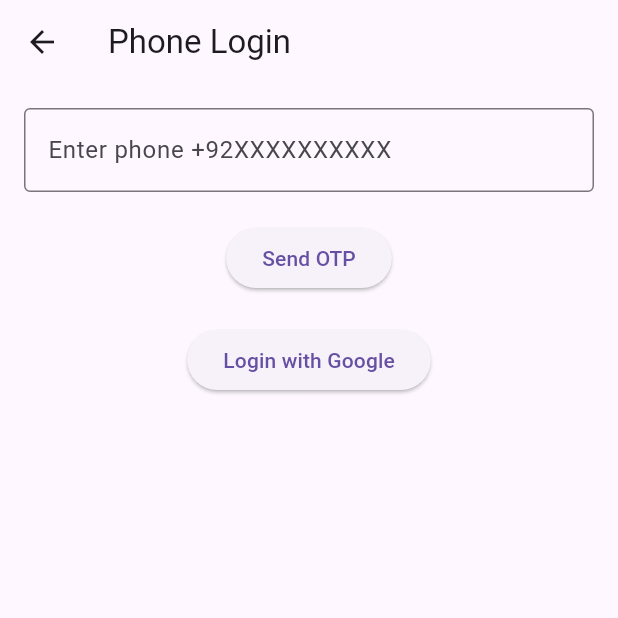
After one commit to muhammadpatni/local_service, a Flutter app: the screen it shows after launch, after a tap on "Login with Phone", on a phone screen of 412 x 824 dp, the top half of it. The commit adds this screen. Run offline on Flutter 3.47's test engine with Material 3 defaults, Android fonts, the phone set to English and light mode, and no system bars; our stand-ins replace firebase_auth, firebase_core, google_sign_in; accounts and stored records are empty; network calls fail.

Commit message:
login setup

```diff
--- /dev/null
+++ b/lib/app.dart
@@ -0,0 +1,27 @@
+import 'package:flutter/material.dart';
+import 'package:local_service/data/viewmodels/auth_viewmodel.dart';
+import 'package:local_service/views/auth/login_screen.dart';
+import 'package:provider/provider.dart';
+
+import 'data/repositories/auth_repository.dart';
+import 'core/services/firebase_auth_service.dart';
+import 'core/services/google_auth_service.dart';
+
+class MyApp extends StatelessWidget {
+  @override
+  Widget build(BuildContext context) {
+    return MultiProvider(
+      providers: [
+        ChangeNotifierProvider(
+          create: (_) => AuthViewModel(
+            AuthRepository(FirebaseAuthService(), GoogleAuthService()),
+          ),
+        ),
+      ],
+      child: MaterialApp(
+        debugShowCheckedModeBanner: false,
+        home: LoginScreen(),
+      ),
+    );
+  }
+}
--- /dev/null
+++ b/lib/core/constants/app_strings.dart
@@ -0,0 +1,5 @@
+class AppStrings {
+  static const login = "Login";
+  static const phoneLogin = "Login with Phone";
+  static const googleLogin = "Login with Google";
+}
--- /dev/null
+++ b/lib/core/services/firebase_auth_service.dart
@@ -0,0 +1,34 @@
+import 'package:firebase_auth/firebase_auth.dart';
+
+class FirebaseAuthService {
+  final FirebaseAuth _auth = FirebaseAuth.instance;
+
+  String? verificationId;
+
+  Future<void> sendOTP(String phone) async {
+    await _auth.verifyPhoneNumber(
+      phoneNumber: phone,
+      verificationCompleted: (cred) async {
+        await _auth.signInWithCredential(cred);
+      },
+      verificationFailed: (e) {
+        throw Exception(e.message);
+      },
+      codeSent: (verificationId, resendToken) {
+        this.verificationId = verificationId;
+      },
+      codeAutoRetrievalTimeout: (verificationId) {
+        this.verificationId = verificationId;
+      },
+    );
+  }
+
+  Future<UserCredential> verifyOTP(String smsCode) async {
+    PhoneAuthCredential credential = PhoneAuthProvider.credential(
+      verificationId: verificationId!,
+      smsCode: smsCode,
+    );
+
+    return await _auth.signInWithCredential(credential);
+  }
+}
--- /dev/null
+++ b/lib/data/models/user_model.dart
@@ -0,0 +1,21 @@
+class UserModel {
+  String uid;
+  String? name;
+  String? email;
+  String? phone;
+
+  UserModel({required this.uid, this.name, this.email, this.phone});
+
+  Map<String, dynamic> toMap() {
+    return {"uid": uid, "name": name, "email": email, "phone": phone};
+  }
+
+  factory UserModel.fromMap(Map<String, dynamic> map) {
+    return UserModel(
+      uid: map['uid'],
+      name: map['name'],
+      email: map['email'],
+      phone: map['phone'],
+    );
+  }
+}
--- /dev/null
+++ b/lib/data/repositories/auth_repository.dart
@@ -0,0 +1,15 @@
+import '../../core/services/firebase_auth_service.dart';
+import '../../core/services/google_auth_service.dart';
+
+class AuthRepository {
+  final FirebaseAuthService firebase;
+  final GoogleAuthService google;
+
+  AuthRepository(this.firebase, this.google);
+
+  Future sendOTP(String phone) => firebase.sendOTP(phone);
+
+  Future verifyOTP(String code) => firebase.verifyOTP(code);
+
+  Future googleLogin() => google.signInWithGoogle();
+}
--- /dev/null
+++ b/lib/data/viewmodels/auth_viewmodel.dart
@@ -0,0 +1,33 @@
+import 'package:flutter/material.dart';
+import 'package:local_service/data/repositories/auth_repository.dart';
+
+class AuthViewModel extends ChangeNotifier {
+  final AuthRepository repository;
+
+  AuthViewModel(this.repository);
+
+  bool isLoading = false;
+
+  void setLoading(bool v) {
+    isLoading = v;
+    notifyListeners();
+  }
+
+  Future sendOTP(String phone) async {
+    setLoading(true);
+    await repository.sendOTP(phone);
+    setLoading(false);
+  }
+
+  Future verifyOTP(String code) async {
+    setLoading(true);
+    await repository.verifyOTP(code);
+    setLoading(false);
+  }
+
+  Future googleLogin() async {
+    setLoading(true);
+    await repository.googleLogin();
+    setLoading(false);
+  }
+}
--- /dev/null
+++ b/lib/views/auth/login_screen.dart
@@ -0,0 +1,49 @@
+import 'package:flutter/material.dart';
+import 'phone_login_screen.dart';
+import 'google_login_screen.dart';
+
+class LoginScreen extends StatelessWidget {
+  @override
+  Widget build(BuildContext context) {
+    return Scaffold(
+      appBar: AppBar(title: Text('Login')),
+      body: Padding(
+        padding: EdgeInsets.all(16),
+        child: Column(
+          children: [
+            SizedBox(height: 40),
+
+            Text(
+              "Welcome",
+              style: TextStyle(fontSize: 24, fontWeight: FontWeight.bold),
+            ),
+
+            SizedBox(height: 40),
+
+            ElevatedButton(
+              child: Text("Login with Phone"),
+              onPressed: () {
+                Navigator.push(
+                  context,
+                  MaterialPageRoute(builder: (_) => PhoneLoginScreen()),
+                );
+              },
+            ),
+
+            SizedBox(height: 20),
+
+            ElevatedButton(
+              child: Text("Login with Google"),
+              onPressed: () {
+                Navigator.push(
+                  context,
+                  MaterialPageRoute(builder: (_) => GoogleLoginScreen()),
+                );
+              },
+            ),
+          ],
+        ),
+      ),
+    );
+  }
+}
--- /dev/null
+++ b/lib/views/auth/phone_login_screen.dart
@@ -0,0 +1,50 @@
+import 'package:flutter/material.dart';
+import 'package:local_service/data/viewmodels/auth_viewmodel.dart';
+import 'package:provider/provider.dart';
+
+import 'otp_screen.dart';
+import '../../widgets/custom_button.dart';
+import '../../widgets/custom_textfield.dart';
+
+class PhoneLoginScreen extends StatelessWidget {
+  final phoneController = TextEditingController();
+
+  @override
+  Widget build(BuildContext context) {
+    final vm = Provider.of<AuthViewModel>(context);
+
+    return Scaffold(
+      appBar: AppBar(title: Text("Phone Login")),
+      body: Padding(
+        padding: EdgeInsets.all(16),
+        child: Column(
+          children: [
+            CustomTextField(
+              controller: phoneController,
+              hint: "Enter phone +92XXXXXXXXXX",
+            ),
+            SizedBox(height: 20),
+            CustomButton(
+              text: vm.isLoading ? "Loading..." : "Send OTP",
+              onTap: () async {
+                await vm.sendOTP(phoneController.text);
+
+                Navigator.push(
+                  context,
+                  MaterialPageRoute(builder: (_) => OTPScreen()),
+                );
+              },
+            ),
+            SizedBox(height: 20),
+            CustomButton(
+              text: "Login with Google",
+              onTap: () async {
+                await vm.googleLogin();
+              },
+            ),
+          ],
+        ),
+      ),
+    );
+  }
+}
--- /dev/null
+++ b/lib/widgets/custom_button.dart
@@ -0,0 +1,13 @@
+import 'package:flutter/material.dart';
+
+class CustomButton extends StatelessWidget {
+  final String text;
+  final VoidCallback onTap;
+
+  CustomButton({required this.text, required this.onTap});
+
+  @override
+  Widget build(BuildContext context) {
+    return ElevatedButton(onPressed: onTap, child: Text(text));
+  }
+}
--- /dev/null
+++ b/lib/widgets/custom_textfield.dart
@@ -0,0 +1,16 @@
+import 'package:flutter/material.dart';
+
+class CustomTextField extends StatelessWidget {
+  final TextEditingController controller;
+  final String hint;
+
+  CustomTextField({required this.controller, required this.hint});
+
+  @override
+  Widget build(BuildContext context) {
+    return TextField(
+      controller: controller,
+      decoration: InputDecoration(hintText: hint, border: OutlineInputBorder()),
+    );
+  }
+}
--- a/pubspec.yaml
+++ b/pubspec.yaml
@@ -36,7 +36,9 @@ dependencies:
   # Use with the CupertinoIcons class for iOS style icons.
   cupertino_icons: ^1.0.8
   firebase_core: ^4.7.0
-
+  firebase_auth: ^6.4.0
+  google_sign_in: ^5.4.0
+  provider: ^6.1.5+1
 
 dev_dependencies:
   flutter_test:
```
Also changed, not shown: lib/core/services/google_auth_service.dart (added, +21 -0 lines), lib/core/utils/snackbar.dart (added, +9 -0 lines), lib/main.dart (+15 -31 lines), lib/views/auth/google_login_screen.dart (added, +31 -0 lines), lib/views/auth/otp_screen.dart (added, +42 -0 lines), lib/views/home/home_screen.dart (added, +8 -0 lines), pubspec.lock, 3 other files.
